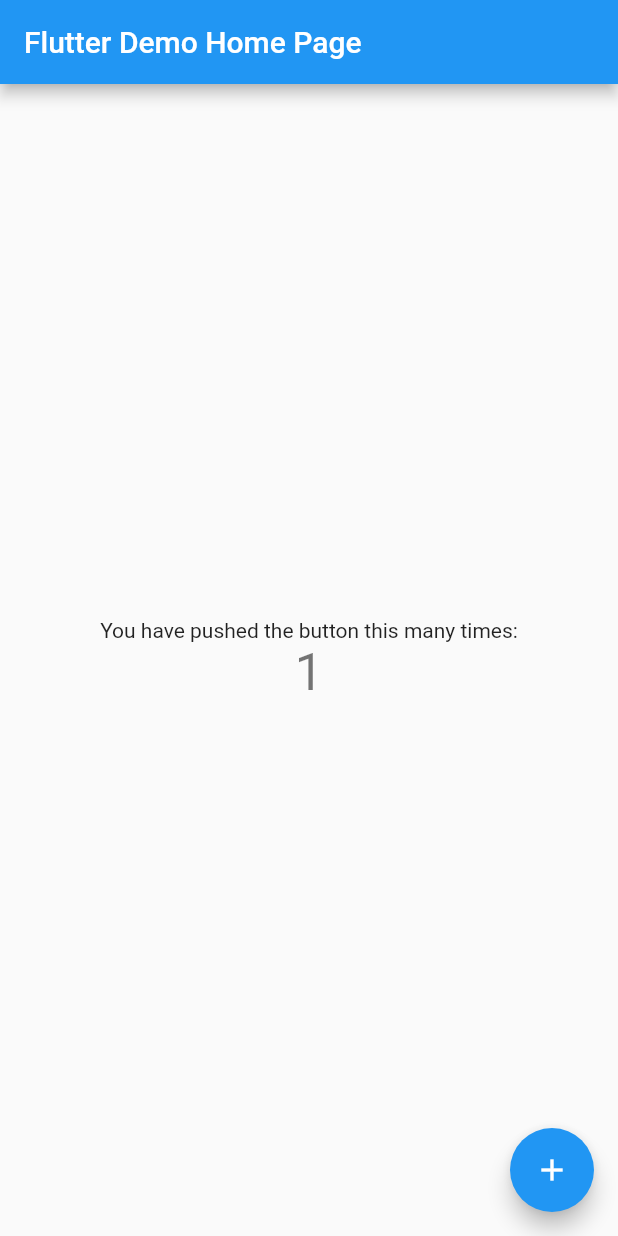
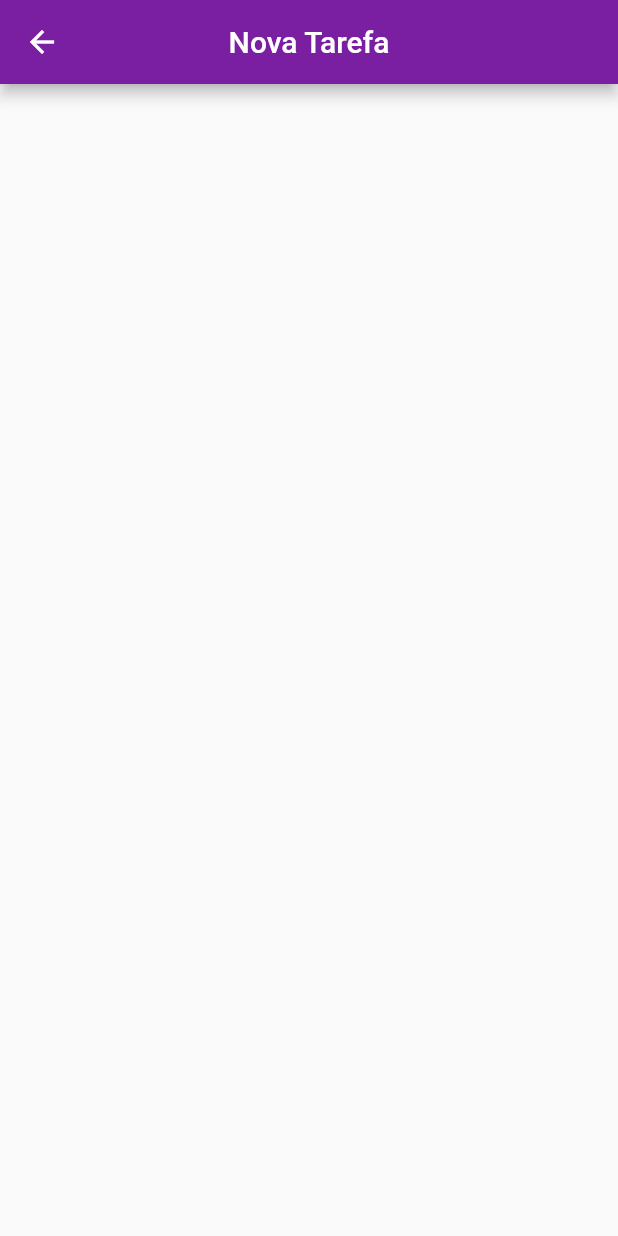
Before and after one commit to Gean1998/guia_de_tarefas, a Flutter app: the screen it shows after launch, after a tap on the "add" icon, on a phone screen of 412 x 824 dp. Run offline on Flutter 3.47's test engine with Material 2 defaults, Android fonts, the light colour scheme and no system bars.

Commit message:
estrutura basica

```diff
--- /dev/null
+++ b/lib/app.dart
@@ -0,0 +1,17 @@
+import 'package:flutter/material.dart';
+import 'package:guia_de_tarefas/core/tema/tema.dart';
+import 'package:guia_de_tarefas/pages/home/home.dart';
+
+class App extends StatelessWidget {
+  const App({Key? key}) : super(key: key);
+
+  @override
+  Widget build(BuildContext context) {
+    return MaterialApp(
+      debugShowCheckedModeBanner: false,
+      title: 'Guia de Tarefas',
+      home: Home(),
+      theme: temaLight(),
+    );
+  }
+}
--- /dev/null
+++ b/lib/core/tema/tema.dart
@@ -0,0 +1,11 @@
+import 'package:flutter/material.dart';
+
+ThemeData temaLight() => ThemeData(
+      primaryColor: Colors.purple.shade400,
+      appBarTheme: AppBarTheme(
+        backgroundColor: Colors.purple.shade700,
+      ),
+      floatingActionButtonTheme: FloatingActionButtonThemeData(
+        backgroundColor: Colors.purple.shade400,
+      ),
+    );
--- a/lib/main.dart
+++ b/lib/main.dart
@@ -1,115 +1,7 @@
 import 'package:flutter/material.dart';
 
+import 'app.dart';
+
 void main() {
-  runApp(const MyApp());
+  runApp(const App());
 }
-
-class MyApp extends StatelessWidget {
-  const MyApp({Key? key}) : super(key: key);
-
-  // This widget is the root of your application.
-  @override
-  Widget build(BuildContext context) {
-    return MaterialApp(
-      title: 'Flutter Demo',
-      theme: ThemeData(
-        // This is the theme of your application.
-        //
-        // Try running your application with "flutter run". You'll see the
-        // application has a blue toolbar. Then, without quitting the app, try
-        // changing the primarySwatch below to Colors.green and then invoke
-        // "hot reload" (press "r" in the console where you ran "flutter run",
-        // or simply save your changes to "hot reload" in a Flutter IDE).
-        // Notice that the counter didn't reset back to zero; the application
-        // is not restarted.
-        primarySwatch: Colors.blue,
-      ),
-      home: const MyHomePage(title: 'Flutter Demo Home Page'),
-    );
-  }
-}
-
-class MyHomePage extends StatefulWidget {
-  const MyHomePage({Key? key, required this.title}) : super(key: key);
-
-  // This widget is the home page of your application. It is stateful, meaning
-  // that it has a State object (defined below) that contains fields that affect
-  // how it looks.
-
-  // This class is the configuration for the state. It holds the values (in this
-  // case the title) provided by the parent (in this case the App widget) and
-  // used by the build method of the State. Fields in a Widget subclass are
-  // always marked "final".
-
-  final String title;
-
-  @override
-  State<MyHomePage> createState() => _MyHomePageState();
-}
-
-class _MyHomePageState extends State<MyHomePage> {
-  int _counter = 0;
-
-  void _incrementCounter() {
-    setState(() {
-      // This call to setState tells the Flutter framework that something has
-      // changed in this State, which causes it to rerun the build method below
-      // so that the display can reflect the updated values. If we changed
-      // _counter without calling setState(), then the build method would not be
-      // called again, and so nothing would appear to happen.
-      _counter++;
-    });
-  }
-
-  @override
-  Widget build(BuildContext context) {
-    // This method is rerun every time setState is called, for instance as done
-    // by the _incrementCounter method above.
-    //
-    // The Flutter framework has been optimized to make rerunning build methods
-    // fast, so that you can just rebuild anything that needs updating rather
-    // than having to individually change instances of widgets.
-    return Scaffold(
-      appBar: AppBar(
-        // Here we take the value from the MyHomePage object that was created by
-        // the App.build method, and use it to set our appbar title.
-        title: Text(widget.title),
-      ),
-      body: Center(
-        // Center is a layout widget. It takes a single child and positions it
-        // in the middle of the parent.
-        child: Column(
-          // Column is also a layout widget. It takes a list of children and
-          // arranges them vertically. By default, it sizes itself to fit its
-          // children horizontally, and tries to be as tall as its parent.
-          //
-          // Invoke "debug painting" (press "p" in the console, choose the
-          // "Toggle Debug Paint" action from the Flutter Inspector in Android
-          // Studio, or the "Toggle Debug Paint" command in Visual Studio Code)
-          // to see the wireframe for each widget.
-          //
-          // Column has various properties to control how it sizes itself and
-          // how it positions its children. Here we use mainAxisAlignment to
-          // center the children vertically; the main axis here is the vertical
-          // axis because Columns are vertical (the cross axis would be
-          // horizontal).
-          mainAxisAlignment: MainAxisAlignment.center,
-          children: <Widget>[
-            const Text(
-              'You have pushed the button this many times:',
-            ),
-            Text(
-              '$_counter',
-              style: Theme.of(context).textTheme.headline4,
-            ),
-          ],
-        ),
-      ),
-      floatingActionButton: FloatingActionButton(
-        onPressed: _incrementCounter,
-        tooltip: 'Increment',
-        child: const Icon(Icons.add),
-      ), // This trailing comma makes auto-formatting nicer for build methods.
-    );
-  }
-}
--- /dev/null
+++ b/lib/pages/home/components/card_tarefa.dart
@@ -0,0 +1,32 @@
+import 'package:flutter/material.dart';
+
+class CardTarefa extends StatelessWidget {
+  const CardTarefa({Key? key}) : super(key: key);
+
+  @override
+  Widget build(BuildContext context) {
+    return Card(
+      shape: RoundedRectangleBorder(
+        borderRadius: BorderRadius.circular(8.0),
+      ),
+      margin: const EdgeInsets.all(8.0),
+      elevation: 1.2,
+      child: Container(
+        width: double.maxFinite,
+        padding: const EdgeInsets.all(16.0),
+        child: Column(
+          crossAxisAlignment: CrossAxisAlignment.start,
+          children: [
+            Align(
+              alignment: Alignment.center,
+              child: Text('Titulo'),
+            ),
+            Text('Descrição'),
+            Text('Data'),
+            Text('Hora'),
+          ],
+        ),
+      ),
+    );
+  }
+}
--- /dev/null
+++ b/lib/pages/home/home.dart
@@ -0,0 +1,33 @@
+import 'package:flutter/material.dart';
+import 'package:guia_de_tarefas/pages/home/components/card_tarefa.dart';
+import 'package:guia_de_tarefas/pages/nova_tarefa/nova_tarefa.dart';
+
+class Home extends StatelessWidget {
+  const Home({Key? key}) : super(key: key);
+
+  @override
+  Widget build(BuildContext context) {
+    return Scaffold(
+      appBar: AppBar(
+        title: Text('Guia de Tarefas'),
+        centerTitle: true,
+      ),
+      floatingActionButton: FloatingActionButton(
+        onPressed: () {
+          Navigator.of(context).push(
+            MaterialPageRoute(builder: (context) => NovaTarefa()),
+          );
+        },
+        child: Icon(
+          Icons.add,
+          size: 36.0,
+        ),
+      ),
+      body: Column(
+        children: [
+          CardTarefa(),
+        ],
+      ),
+    );
+  }
+}
--- /dev/null
+++ b/lib/pages/nova_tarefa/nova_tarefa.dart
@@ -0,0 +1,16 @@
+import 'package:flutter/material.dart';
+
+class NovaTarefa extends StatelessWidget {
+  const NovaTarefa({Key? key}) : super(key: key);
+
+  @override
+  Widget build(BuildContext context) {
+    return Scaffold(
+      appBar: AppBar(
+        title: Text('Nova Tarefa'),
+        centerTitle: true,
+      ),
+      body: Container(),
+    );
+  }
+}
```
Also changed, not shown: 1 other file.
